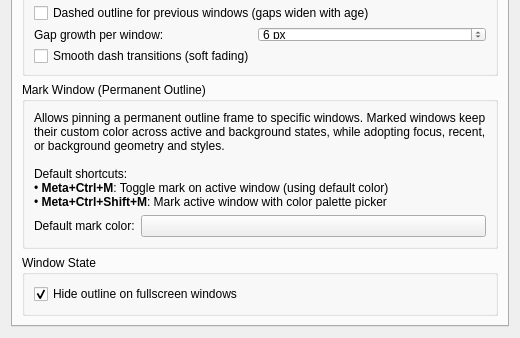
This is activewindowoutline_config.ui in gmalinowski/LeapK as Qt 5 draws it before an edit; both pictures show x 0 to 520 and y 615 to 953 of the 520 by 953 pixel window. The edited form follows.
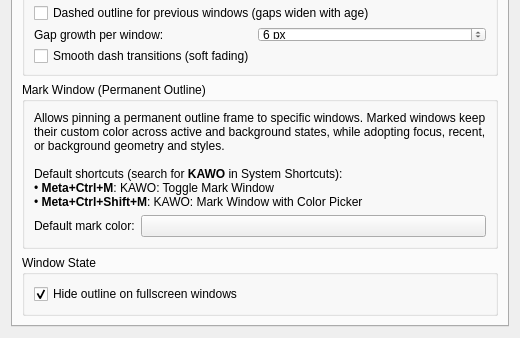
This is the edited form. The open tabs and pages were chosen to show the change. Custom widgets are drawn as their Qt base class.

Commit message: feat(shortcuts): prefix global outline shortcuts with 'KAWO:'

```diff
--- a/activewindowoutline_config.ui
+++ b/activewindowoutline_config.ui
@@ -1680,7 +1680,7 @@
           <item row="0" column="0" colspan="2">
            <widget class="QLabel" name="label_markWindowDescription">
             <property name="text">
-             <string>Allows pinning a permanent outline frame to specific windows. Marked windows keep their custom color across active and background states, while adopting focus, recent, or background geometry and styles.&lt;br&gt;&lt;br&gt;Default shortcuts:&lt;br&gt;&amp;bull; &lt;b&gt;Meta+Ctrl+M&lt;/b&gt;: Toggle mark on active window (using default color)&lt;br&gt;&amp;bull; &lt;b&gt;Meta+Ctrl+Shift+M&lt;/b&gt;: Mark active window with color palette picker</string>
+             <string>Allows pinning a permanent outline frame to specific windows. Marked windows keep their custom color across active and background states, while adopting focus, recent, or background geometry and styles.&lt;br&gt;&lt;br&gt;Default shortcuts (search for &lt;b&gt;KAWO&lt;/b&gt; in System Shortcuts):&lt;br&gt;&amp;bull; &lt;b&gt;Meta+Ctrl+M&lt;/b&gt;: KAWO: Toggle Mark Window&lt;br&gt;&amp;bull; &lt;b&gt;Meta+Ctrl+Shift+M&lt;/b&gt;: KAWO: Mark Window with Color Picker</string>
             </property>
             <property name="wordWrap">
              <bool>true</bool>
```
The commit also changes 2 other files.
